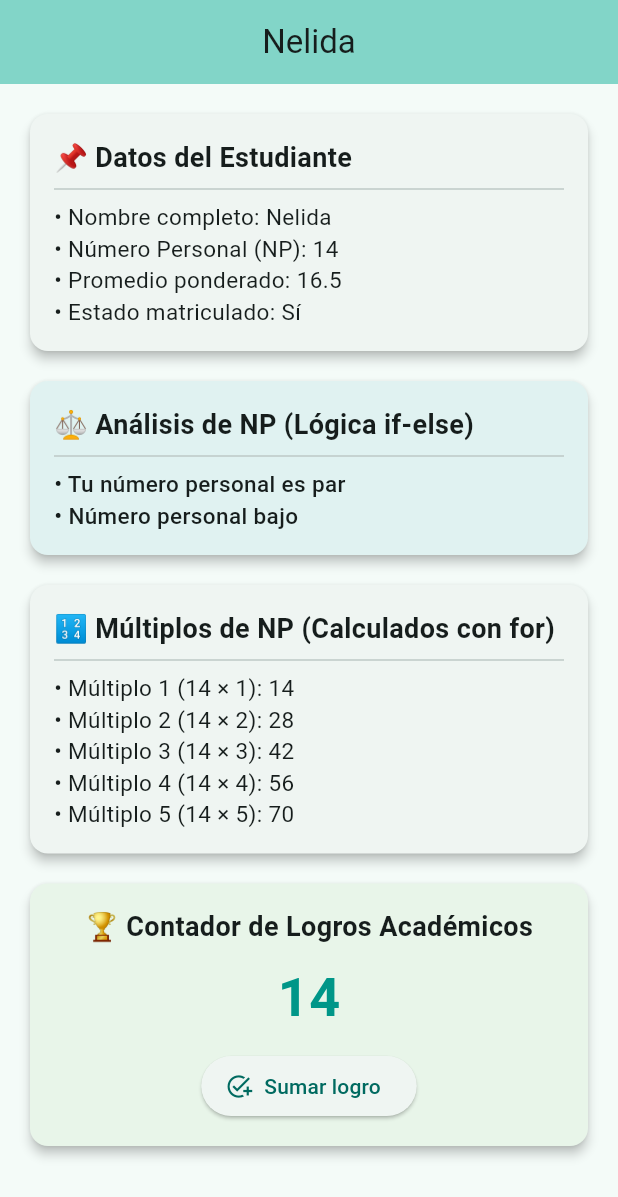
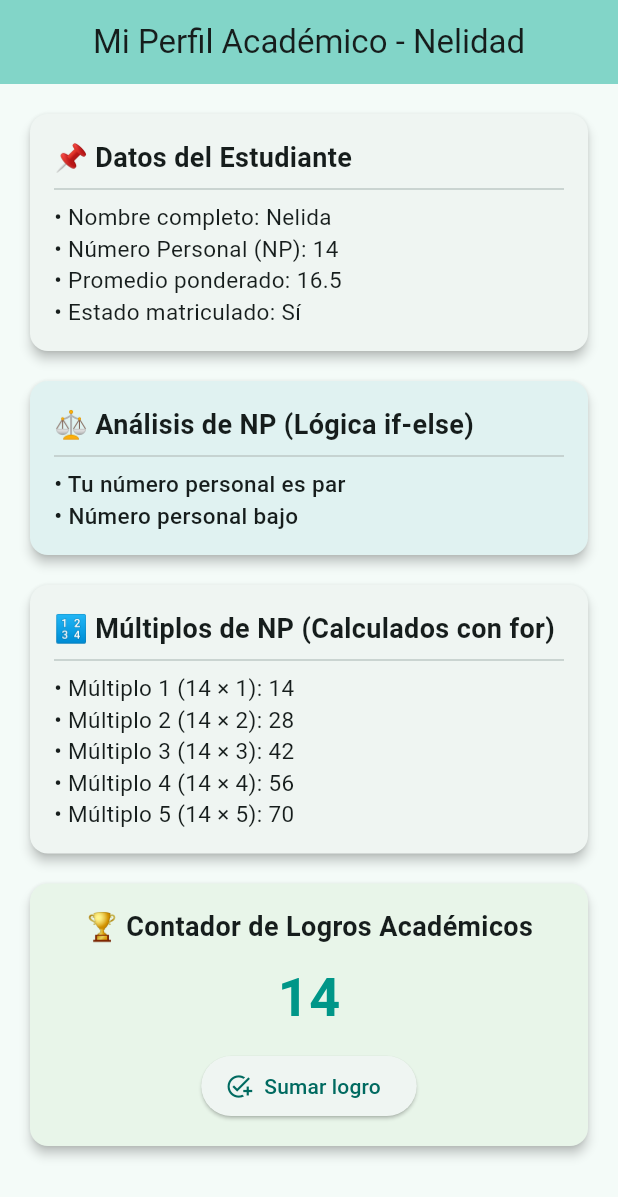
Before and after one commit to 73812814-bot/app_movil_2026_2_NICH, a Flutter app: the screen it shows after launch, on a phone screen of 412 x 824 dp. Shown: the top 1197 px of the screen. Run offline on Flutter 3.47's test engine with Material 3 defaults, Android fonts, the phone set to English and light mode, and no system bars.

Commit message:
feat: cambiar titulo de la AppBar

```diff
--- a/lib/main.dart
+++ b/lib/main.dart
@@ -79,7 +79,7 @@ class _PerfilScreenState extends State<PerfilScreen> {
 
     return Scaffold(
       appBar: AppBar(
-        title: Text(nombre),
+        title: const Text('Mi Perfil Académico - Nelidad'),
         backgroundColor: Theme.of(context).colorScheme.inversePrimary,
         centerTitle: true,
       ),
```
